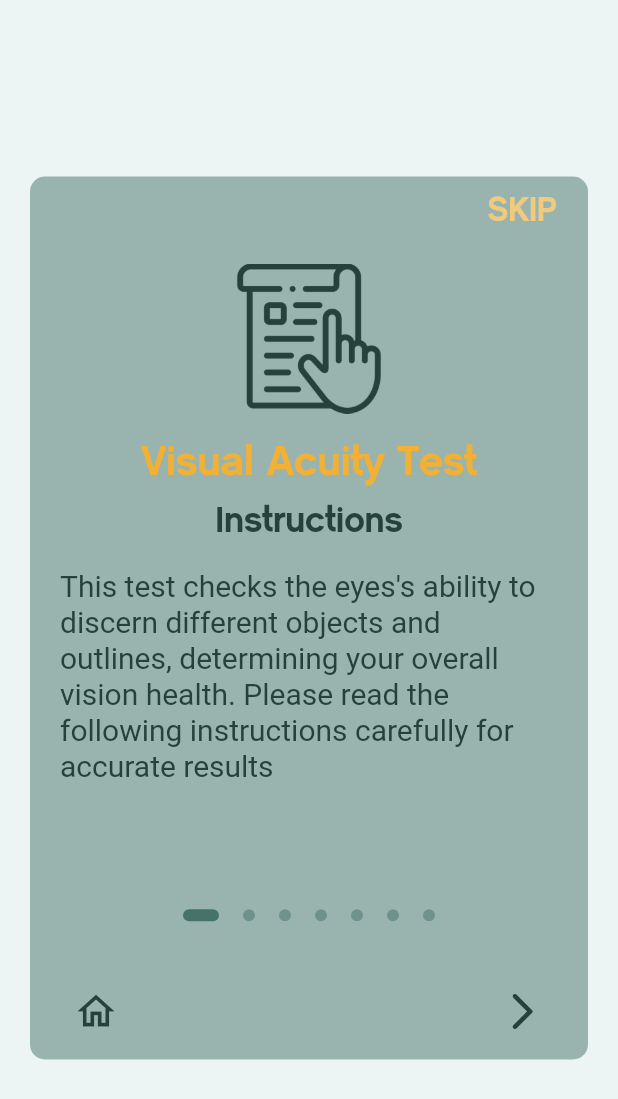
After one commit to ihassanjavaid/Eye-Diagnostic-System, a Flutter app: the VisualAcuityInstructionsScreen screen opened by its route, on a phone screen of 412 x 824 dp. The commit adds this screen. Shown: the top 1099 px of the screen. Run offline on Flutter 3.47's test engine with Material 2 defaults, Android fonts, the phone set to English and light mode, and no system bars; our stand-ins replace animated_text_kit, auto_size_text, avatar_glow, bubble, cached_network_image, camera and 29 more; missing offline and left inert: flare_splash_screen, flutter_dialogflow; accounts and stored records are empty; project files that could hold a hidden picture were left out.

Commit message:
_visual_acuity_instruc

```diff
--- a/lib/default_route.dart
+++ b/lib/default_route.dart
@@ -16,6 +16,7 @@ import 'package:eye_diagnostic_system/screens/registration_screen.dart';
 import 'package:eye_diagnostic_system/screens/reminder_screens/reminder_main_screen.dart';
 import 'package:eye_diagnostic_system/screens/sign_out_screen.dart';
 import 'package:eye_diagnostic_system/screens/vision_testing_screens/duochrome_instructions_screen.dart';
+import 'package:eye_diagnostic_system/screens/vision_testing_screens/visual_acuity_instructions_screen.dart';
 import 'package:eye_diagnostic_system/screens/vision_testing_screens/duochrome_test_screen.dart';
 import 'package:eye_diagnostic_system/screens/vision_testing_screens/vision_testing_main.dart';
 import 'package:eye_diagnostic_system/services/auto_login_service.dart';
@@ -67,6 +68,8 @@ class DefaultEyeSeeRoute{
     MapBoxMainScreen.id: (context) => MapBoxMainScreen(),
     DuoChromeInstructionsScreen.id: (context) => DuoChromeInstructionsScreen(),
     DuochromeTestScreen.id: (context) => DuochromeTestScreen(),
+    VisualAcuityInstructionsScreen.id: (context) => VisualAcuityInstructionsScreen(),
+
 
     };
 
--- a/lib/screens/vision_testing_screens/vision_testing_main.dart
+++ b/lib/screens/vision_testing_screens/vision_testing_main.dart
@@ -2,6 +2,7 @@ import 'dart:async';
 
 import 'package:auto_size_text/auto_size_text.dart';
 import 'package:eye_diagnostic_system/screens/vision_testing_screens/duochrome_instructions_screen.dart';
+import 'package:eye_diagnostic_system/screens/vision_testing_screens/visual_acuity_instructions_screen.dart';
 import 'package:eye_diagnostic_system/utilities/constants.dart';
 import 'package:eye_diagnostic_system/widgets/alert_widget.dart';
 import 'package:flutter/cupertino.dart';
@@ -125,7 +126,11 @@ class _VisionTestingMainState extends State<VisionTestingMain> {
                 padding: const EdgeInsets.only(left: 15.0, right: 15.0),
                 child: Column(
                   children: [
-                    Container(
+                    GestureDetector(
+                      onTap: (){
+                        Navigator.popAndPushNamed(context, VisualAcuityInstructionsScreen.id);
+                      },
+                      child: Container(
                         decoration: BoxDecoration(
                           borderRadius: BorderRadius.all(Radius.circular(20)),
                           color: kTealColor.withOpacity(0.8)
@@ -191,6 +196,7 @@ class _VisionTestingMainState extends State<VisionTestingMain> {
                               // ),
                             )
                           ],
+                        ),
                       ),
                     ),
                     SizedBox(
--- /dev/null
+++ b/lib/screens/vision_testing_screens/visual_acuity_instructions_screen.dart
@@ -0,0 +1,349 @@
+import 'package:eye_diagnostic_system/screens/login_screen.dart';
+import 'package:eye_diagnostic_system/screens/vision_testing_screens/vision_testing_main.dart';
+import 'package:eye_diagnostic_system/screens/vision_testing_screens/duochrome_test_screen.dart';
+import 'package:eye_diagnostic_system/utilities/constants.dart';
+import 'package:flutter/cupertino.dart';
+import 'package:flutter/material.dart';
+import 'package:flutter/rendering.dart';
+import 'package:flutter/services.dart';
+
+class VisualAcuityInstructionsScreen extends StatefulWidget {
+  static const String id = 'visual_acuity_instructions_screen';
+
+  @override
+  _VisualAcuityInstructionsScreen createState() => _VisualAcuityInstructionsScreen();
+}
+
+class _VisualAcuityInstructionsScreen extends State<VisualAcuityInstructionsScreen> {
+  final int _numPages = 7;
+  final PageController _pageController = PageController(initialPage: 0);
+  int _currentPage = 0;
+
+  List<Widget> _buildPageIndicator() {
+    List<Widget> list = [];
+    for (int i = 0; i < _numPages; i++) {
+      list.add(i == _currentPage ? _indicator(true) : _indicator(false));
+    }
+    return list;
+  }
+
+  Widget _indicator(bool isActive) {
+    return AnimatedContainer(
+      duration: Duration(milliseconds: 200),
+      margin: EdgeInsets.symmetric(horizontal: 8.0),
+      height: 8.0,
+      width: isActive ? 24.0 : 8.0,
+      decoration: BoxDecoration(
+        color: isActive ? kTealColor : kTealColor.withOpacity(0.5),
+        borderRadius: BorderRadius.all(Radius.circular(12)),
+      ),
+    );
+  }
+
+  @override
+  Widget build(BuildContext context) {
+    return Scaffold(
+      body: AnnotatedRegion<SystemUiOverlayStyle>(
+        value: SystemUiOverlayStyle.light,
+        child: Padding(
+          padding: const EdgeInsets.all(20.0),
+          child: Center(
+            child: Container(
+              height: MediaQuery.of(context).size.height / 1.4,
+              width: 400,
+              decoration: BoxDecoration(
+                  borderRadius: BorderRadius.all(Radius.circular(10)),
+                  color: kTealColor.withOpacity(0.5)),
+              child: Column(
+                children: <Widget>[
+                  Row(
+                    mainAxisAlignment: MainAxisAlignment.end,
+                    children: [
+                      Container(
+                        child: FlatButton(
+                          onPressed: () {
+                            //TODO: add visual acuity screen
+                          },
+                          child: Text(
+                            'SKIP',
+                            style: kBottomNavBarTextStyle.copyWith(
+                                color: kLightAmberColor),
+                          ),
+                        ),
+                      )
+                    ],
+                  ),
+                  SizedBox(
+                    height: 10,
+                  ),
+                  // Expanded(
+                  //   child: Container(),
+                  // ),
+                  Container(
+                    height: MediaQuery.of(context).size.height / 2.1,
+                    child: PageView(
+                      physics: ClampingScrollPhysics(),
+                      controller: _pageController,
+                      onPageChanged: (int page) {
+                        setState(() {
+                          _currentPage = page;
+                        });
+                      },
+                      children: <Widget>[
+                        buildPageViewBlock(
+                            'Visual Acuity Test',
+                            'Instructions',
+                            'This test checks the eyes\'s ability to discern different objects and outlines, determining your overall vision health. Please read the following instructions carefully for accurate results',
+                            'assets/images/vision_testing/instructions_icons/instructions.png'),
+                        buildPageViewBlock(
+                            'Step 1,',
+                            ' Dilate Pupils',
+                            'Step away from light sources in your vicinity. Turn off all lights and close the curtains. Stay in a dark room for 3-5 minutes to dilate your pupils for optimum accuracy',
+                            'assets/images/vision_testing/instructions_icons/earth-hour.png'),
+                        buildPageViewBlock(
+                            'Step 2.',
+                            'Eye Wear',
+                            'If you wear any form of corrective eye wear such as contact lenses or glasses, keep them in place for the duration of this test',
+                            'assets/images/vision_testing/main_icons/eyeglasses.png'),
+                        buildPageViewBlock(
+                            'Step 3.',
+                            'Phone Distance',
+                            'In order to simulate this test with your smartphone, please hold the phone at a distance of 1 foot (arm\'s length) away from your face, level with your eyes',
+                            'assets/images/vision_testing/instructions_icons/distance.png'),
+                        buildPageViewBlock(
+                            'Step 4.',
+                            'Cover Left Eye',
+                            'This test must be iterated twice. First with the right eye covered. Place your free hand to cover your right eye completely. Go through the test with this eye covered.',
+                            'assets/images/vision_testing/instructions_icons/right-eye.png'),
+                        buildPageViewBlock(
+                            'Step 5.',
+                            'Cover Right Eye',
+                            'After having gone through the test with your left eye covered, now repeat the test again with your right eye covered.',
+                            'assets/images/vision_testing/instructions_icons/left-eye.png'),
+                        buildPageViewBlock(
+                            'Step 6.',
+                            'Take the Test',
+                            'You will be shown decreasing sizes of the letter \'E\'. By tapping on arrows, you must distinguish the open face direction of the letter. As shown above, the open faces are down, right, up, left respectively.',
+                            'assets/images/vision_testing/instructions_icons/tumbling-e.png'),
+                      ],
+                    ),
+                  ),
+                  SizedBox(
+                    height: 10.0,
+                  ),
+                  Expanded(
+                    child: Container(
+                      child: Row(
+                        mainAxisAlignment: MainAxisAlignment.center,
+                        children: _buildPageIndicator(),
+                      ),
+                    ),
+                  ),
+                  // SizedBox(
+                  //   height: MediaQuery.of(context).size.height * 0.15,
+                  // ),
+                  Expanded(
+                    child: Row(
+                      mainAxisAlignment: MainAxisAlignment.spaceBetween,
+                      children: <Widget>[
+                        FlatButton(
+                            onPressed: () {
+                              _currentPage != 0
+                                  ? _pageController.previousPage(
+                                  duration: Duration(milliseconds: 500),
+                                  curve: Curves.ease)
+                                  : Navigator.popAndPushNamed(
+                                  context, VisionTestingMain.id);
+                            },
+                            child: Icon(
+                              _currentPage != 0
+                                  ?  Icons.arrow_back_ios_rounded
+                                  : Icons.home_outlined,
+                              size: 30,
+                              color: kDarkTealColor,
+                            )),
+                        Text(
+                            _currentPage != _numPages - 1
+                                ? ''
+                                : 'Start Test',
+                            style: kBottomNavBarTextStyle.copyWith(color: kDarkTealColor)),
+                        FlatButton(
+                            onPressed: () {
+                              _currentPage != _numPages - 1
+                                  ? _pageController.nextPage(
+                                  duration: Duration(milliseconds: 500),
+                                  curve: Curves.ease)
+                                  // TODO: add visual acuity screen
+                                  : Navigator.popAndPushNamed(
+                                  context, DuochromeTestScreen.id);
+                            },
+                            child: Icon(
+                                _currentPage != _numPages-1
+                                    ? Icons.arrow_forward_ios_rounded
+                                    : Icons.check,
+                                size: 30,
+                                color: kDarkTealColor
+                            ))
+                      ],
+                    ),
+                  )
+                ],
+              ),
+            ),
+
+
+            // child: Container(
+            //   height: MediaQuery.of(context).size.height/2,
+            //   color: Colors.deepOrange,
+            //   child: Padding(
+            //     padding: const EdgeInsets.only(top: 10.0),
+            //     child: Column(
+            //       crossAxisAlignment: CrossAxisAlignment.stretch,
+            //       children: <Widget>[
+            //         Container(
+            //           alignment: Alignment.centerRight,
+            //           child: FlatButton(
+            //             onPressed: () {
+            //               //TODO: push to testing screen
+            //             },
+            //             child: Text('Skip', style: kBottomNavBarTextStyle),
+            //           ),
+            //         ),
+            //         Expanded(
+            //           child: Container(),
+            //         ),
+            //         Container(
+            //           height: 300.0,
+            //           child: PageView(
+            //             physics: ClampingScrollPhysics(),
+            //             controller: _pageController,
+            //             onPageChanged: (int page) {
+            //               setState(() {
+            //                 _currentPage = page;
+            //               });
+            //             },
+            //             children: <Widget>[
+            //               buildPageViewBlock(
+            //                   'Your\tOne-Stop\nEye\tCare\tSolution',
+            //                   'Disease, Infection & Disorder Diagnosis coupled with fundus analysis, alongside services like medicine reminders and community.',
+            //                   'assets/images/on_boarding/onBoarding1.png'),
+            //               buildPageViewBlock(
+            //                   'Artificially\nIntelligent\tPrognostics',
+            //                   'Employing the finest Machine Learning and Artifical Intelligence techniques for accurate and reliable diagnosis.',
+            //                   'assets/images/on_boarding/onBoarding2.png'),
+            //               buildPageViewBlock(
+            //                   'Eye\tCare\nIn\tYour\tHands',
+            //                   'A doctor in your hands, and at your home, costing nothing but a few taps on the screen.',
+            //                   'assets/images/on_boarding/onBoarding3.png'),
+            //             ],
+            //           ),
+            //         ),
+            //         Row(
+            //           mainAxisAlignment: MainAxisAlignment.center,
+            //           children: _buildPageIndicator(),
+            //         ),
+            //         SizedBox(
+            //           height: MediaQuery.of(context).size.height * 0.15,
+            //         ),
+            //         Expanded(
+            //             child: Align(
+            //               alignment: FractionalOffset.bottomRight,
+            //               child: FlatButton(
+            //                 onPressed: () {
+            //                   _currentPage != _numPages - 1
+            //                       ? _pageController.nextPage(
+            //                       duration: Duration(milliseconds: 500),
+            //                       curve: Curves.ease)
+            //                       : Navigator.popAndPushNamed(context, LoginScreen.id);
+            //                 },
+            //                 child: Padding(
+            //                   padding: const EdgeInsets.only(bottom: 10.0),
+            //                   child: Row(
+            //                     mainAxisAlignment: MainAxisAlignment.center,
+            //                     mainAxisSize: MainAxisSize.min,
+            //                     children: [
+            //                       Padding(
+            //                         padding: const EdgeInsets.only(top: 5.0),
+            //                         child: Text(
+            //                             _currentPage != _numPages - 1
+            //                                 ? 'Next'
+            //                                 : 'Get Started',
+            //                             style: kBottomNavBarTextStyle),
+            //                       ),
+            //                       SizedBox(
+            //                         width: 10.0,
+            //                       ),
+            //                       Icon(
+            //                         Icons.arrow_forward_ios,
+            //                         color: kTealColor,
+            //                         size: 30.0,
+            //                       )
+            //                     ],
+            //                   ),
+            //                 ),
+            //               ),
+            //             )),
+            //       ],
+            //     ),
+            //   ),
+            // ),
+          ),
+        ),
+      ),
+    );
+  }
+
+  Widget buildPageViewBlock(String StepText, String mainText, String subText, String image) {
+    return Padding(
+      padding: EdgeInsets.only(left: 20, right: 20, bottom: 5),
+      child: Column(
+        crossAxisAlignment: CrossAxisAlignment.center,
+        children: [
+          Center(
+            child: Container(
+              alignment: Alignment.center,
+              height: 100,
+              width: 300,
+              child: FittedBox(
+                child: Image(
+                  image: AssetImage(image),
+                  color: kDarkTealColor,
+                ),
+                fit: BoxFit.contain,
+              ),
+            ),
+          ),
+          SizedBox(
+            height: 10,
+          ),
+          // Center(
+          //   child: Container(
+          //     height: 2.0,
+          //     width: 300.0,
+          //     color: kAmberColor,
+          //   ),
+          // ),
+
+          Text(
+            StepText,
+            style: kOnBoardingTitleStyle.copyWith(
+                fontSize: 28, color: kAmberColor),
+          ),
+          Text(
+            mainText,
+            style: kOnBoardingTitleStyle.copyWith(
+                fontSize: 24, color: kDarkTealColor),
+          ),
+          SizedBox(
+            height: 15.0,
+          ),
+          Text(
+            subText,
+            style: kOnBoardingSubtitleStyle.copyWith(
+                fontSize: 20, color: kDarkTealColor),
+          ),
+        ],
+      ),
+    );
+  }
+}
```
Also changed, not shown: assets/images/vision_testing/instructions_icons/e-open-down.png (added), assets/images/vision_testing/instructions_icons/e-open-left.png (added), assets/images/vision_testing/instructions_icons/e-open-right.png (added), assets/images/vision_testing/instructions_icons/e-open-up.png (added), assets/images/vision_testing/instructions_icons/tumbling-e.png (added). Lines whose indentation alone changed are shown as unchanged.
